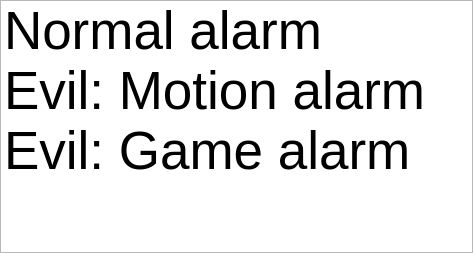
Qt form Wakedo/selectalarmtype.ui (cpulvermacher/EvilAlarm) before a commit.
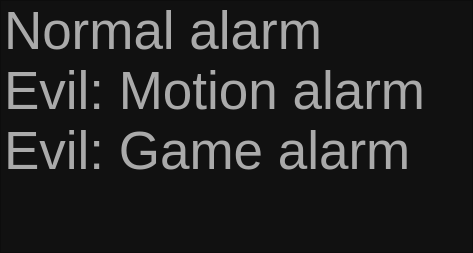
The same form after that commit.

Commit message:
Change layout and colors for dialogs to suit evilalarm
Merge branch 'wakedo' of github.com:cpulvermacher/EvilAlarm into wakedo

Conflicts:
	Wakedo/about.ui

Diff of the .ui file:
```diff
--- a/Wakedo/selectalarmtype.ui
+++ b/Wakedo/selectalarmtype.ui
@@ -19,8 +19,10 @@
    <string>Select alarm type</string>
   </property>
   <property name="styleSheet">
-   <string notr="true">/*background:qlineargradient(spread:pad, x1:1, y1:0, x2:1, y2:1, stop:0 #4b4f59, stop:0.35 #232323, stop:1 #232323);
-color:#aaa; font-size:40pt;*/</string>
+   <string notr="true">QListWidget,QDialog{
+background-color:#111;
+color:#aaa;
+ }</string>
   </property>
   <layout class="QVBoxLayout" name="verticalLayout">
    <property name="spacing">
```
The commit also changes 2 other files.
